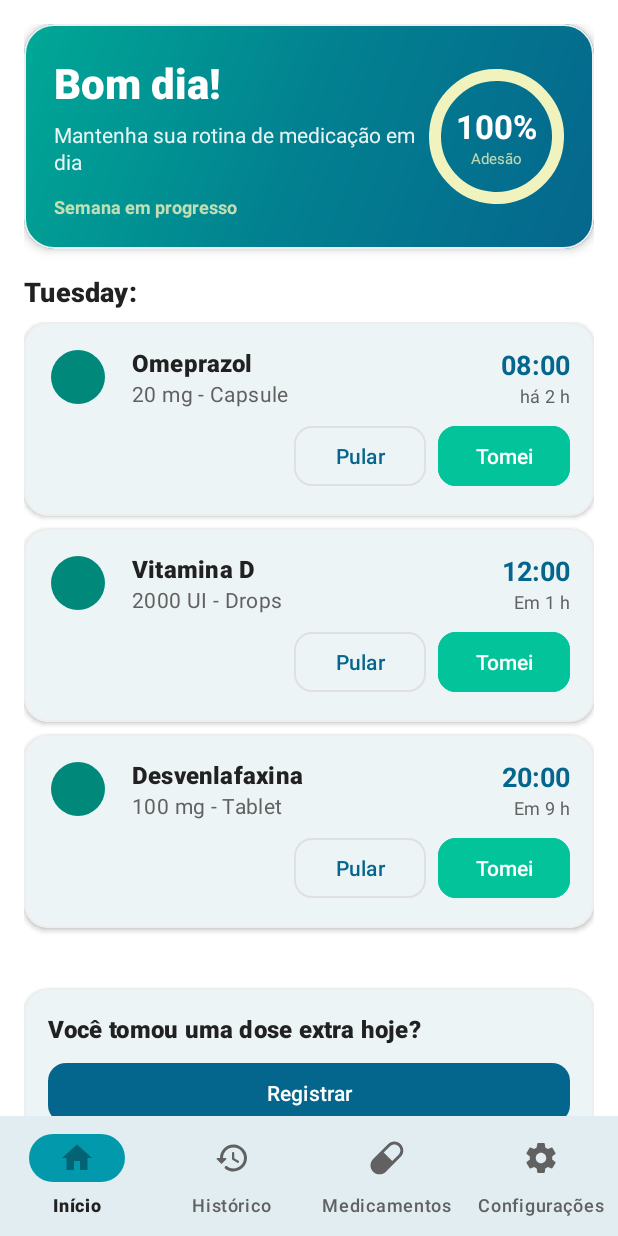
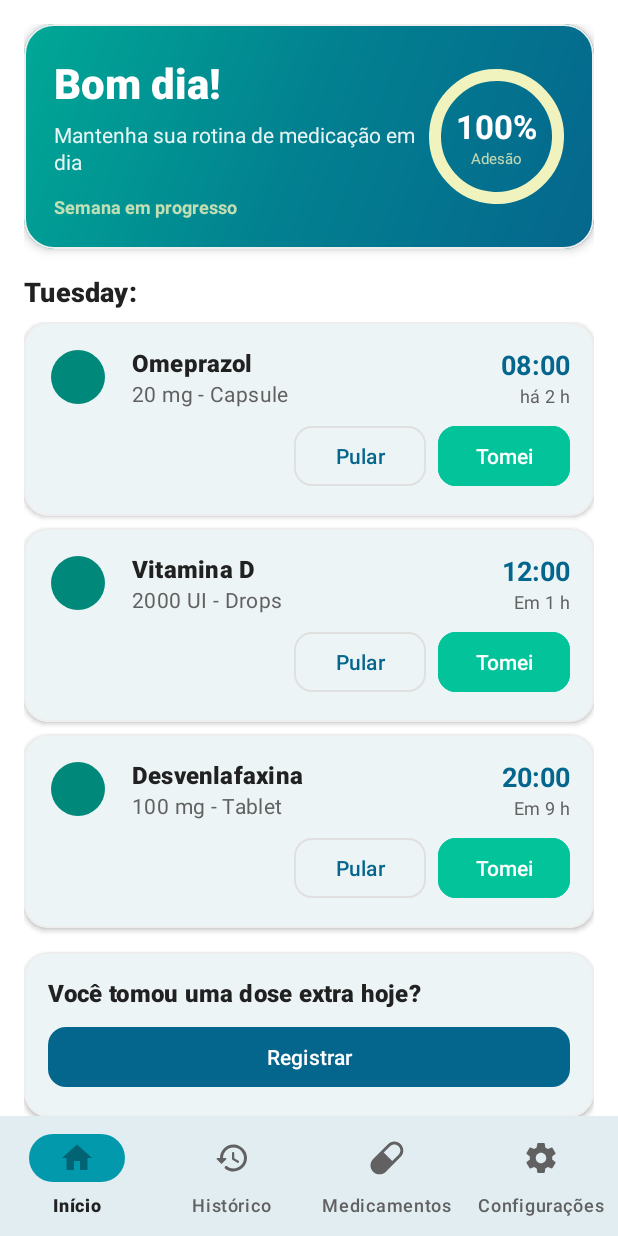
Before and after one commit to gabirusky/DoseCerta, an Android app: the screen it shows after launch (MainActivity), on a phone screen of 412 x 824 dp. Run offline under Robolectric (Android 15) with nearby library versions, the phone set to English and light mode, and no system bars; our stand-ins replace Room's generated code, navigation-ui.

Commit message:
fix: cards spacing

```diff
--- a/app/src/main/res/layout/fragment_home.xml
+++ b/app/src/main/res/layout/fragment_home.xml
@@ -130,8 +130,7 @@
             android:id="@+id/recycler_medications"
             android:layout_width="match_parent"
             android:layout_height="wrap_content"
-            android:nestedScrollingEnabled="false"
-            android:layout_marginBottom="@dimen/spacing_medium" />
+            android:nestedScrollingEnabled="false" />
 
         <!-- Empty State -->
         <TextView
@@ -148,7 +147,8 @@
         <com.google.android.material.card.MaterialCardView
             android:layout_width="match_parent"
             android:layout_height="wrap_content"
-            android:layout_marginTop="@dimen/spacing_medium"
+            android:layout_marginTop="@dimen/spacing_small"
+            android:layout_marginBottom="@dimen/spacing_medium"
             app:cardCornerRadius="@dimen/card_corner_radius"
             app:cardElevation="@dimen/card_elevation">
 
```
